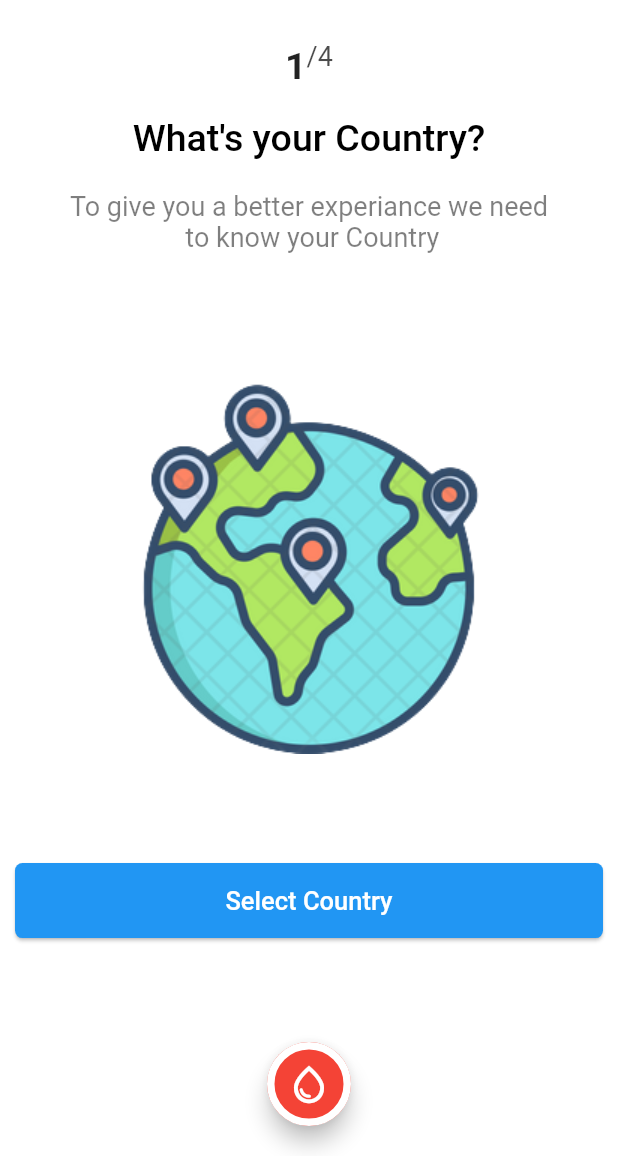
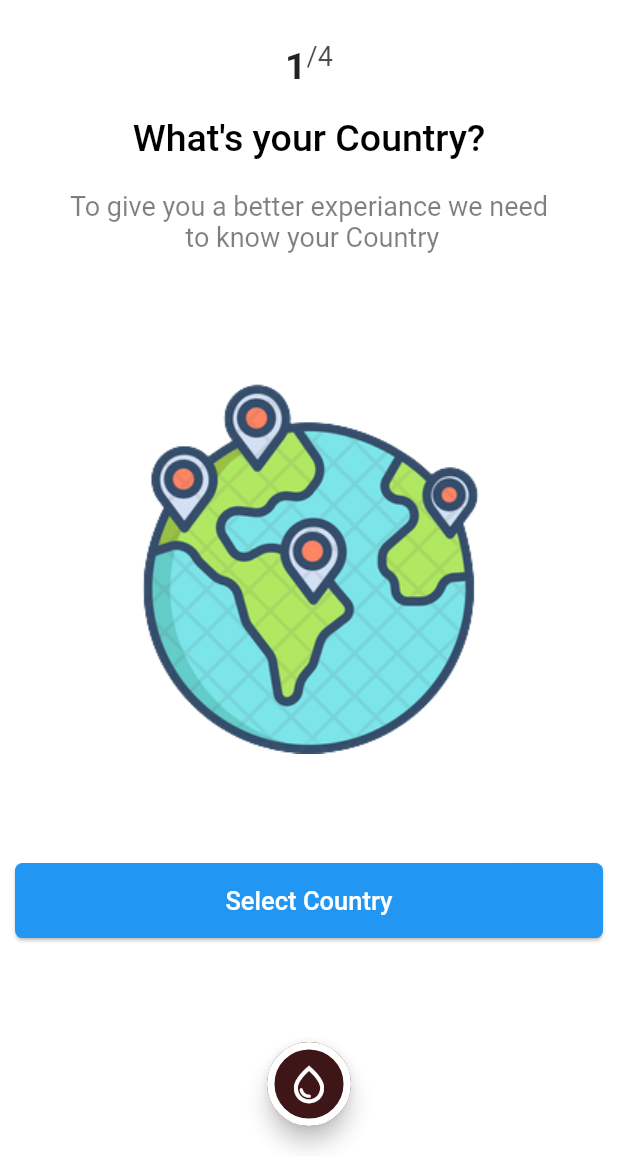
Before and after one commit to Kerolos129Yousef/NAD, a Flutter app: the CountryTap screen opened by its route, on a phone screen of 412 x 824 dp, the part 80-1236 px from its top. Run offline on Flutter 3.47's test engine with Material 2 defaults, Android fonts, the phone set to English and light mode, and no system bars; our stand-ins replace country_picker, flutter_native_image, flutter_svg, image_picker; missing offline and left inert: horizontal_picker.

Commit message:
make floating action button enable only when choose value in each tap

```diff
--- a/lib/user_data_screen/country_tap.dart
+++ b/lib/user_data_screen/country_tap.dart
@@ -5,9 +5,18 @@ import 'package:add/util/utilities.dart';
 import 'package:country_picker/country_picker.dart';
 import 'package:flutter/material.dart';
 
-class CountryTap extends StatelessWidget {
+class CountryTap extends StatefulWidget {
   static const String routeName = "CountryScreen";
+
+  @override
+  State<CountryTap> createState() => _CountryTapState();
+}
+
+class _CountryTapState extends State<CountryTap> {
   String selectedCountry = "";
+
+  bool fabEnable = false;
+
   @override
   Widget build(BuildContext context) {
     return Scaffold(
@@ -15,11 +24,9 @@ class CountryTap extends StatelessWidget {
         backgroundColor: Colors.white,
         elevation: 0,
         automaticallyImplyLeading: false,
-        title: AppBarGlobal(
-            (){
+        title: AppBarGlobal(() {
           Navigator.pop(context);
-            }
-        ),
+        }),
       ),
       backgroundColor: Colors.white,
       body: Container(
@@ -56,6 +63,10 @@ class CountryTap extends StatelessWidget {
                   onSelect: (Country country) {
                     selectedCountry = country.name;
                     print(selectedCountry);
+                    fabEnable = true;
+                    setState(() {
+
+                    });
                   },
                   countryListTheme: CountryListThemeData(
                     // Optional. Sets the border radius for the bottomsheet.
@@ -91,7 +102,8 @@ class CountryTap extends StatelessWidget {
       floatingActionButtonLocation: FloatingActionButtonLocation.centerDocked,
       floatingActionButton: Container(
         margin: EdgeInsets.only(bottom: 20),
-        child: FloatingActionButton(
+        child: fabEnable ?
+             FloatingActionButton(
                 onPressed: () {
                   Navigator.pushNamed(context, GenderTap.routeName,
                       arguments: DataOfModel(selectedCountry, "", "", null));
@@ -104,10 +116,26 @@ class CountryTap extends StatelessWidget {
                 foregroundColor: Colors.white,
                 shape: StadiumBorder(
                     side: BorderSide(
-                  color: Colors.white, width: 5, style: BorderStyle.solid)),
+                        color: Colors.white,
+                        width: 5,
+                        style: BorderStyle.solid)),
+              ):FloatingActionButton(
+          onPressed: () => null,
+
+          child: Icon(
+            Icons.water_drop_outlined,
+            size: 30,
           ),
+          backgroundColor: Color.fromRGBO(63,22,23,1),
+          foregroundColor: Colors.white,
+          shape: StadiumBorder(
+              side: BorderSide(
+                  color: Colors.white,
+                  width: 5,
+                  style: BorderStyle.solid)),
+        )
+
       ),
-
     );
   }
 }
--- a/pubspec.yaml
+++ b/pubspec.yaml
@@ -41,6 +41,7 @@ dependencies:
   image_picker: ^0.8.6+4
   path: 1.8.2
   path_provider: ^2.0.15
+  flutter_native_image: ^0.0.6+1
 
 dev_dependencies:
   flutter_test:
```
Also changed, not shown: lib/user_data_screen/EyeScan/eye_image_tap.dart (+64 -24 lines), lib/user_data_screen/Gender/gender_tap.dart (+48 -18 lines), lib/user_data_screen/age_tap.dart (+32 -3 lines), pubspec.lock. Lines whose indentation alone changed are shown as unchanged.
